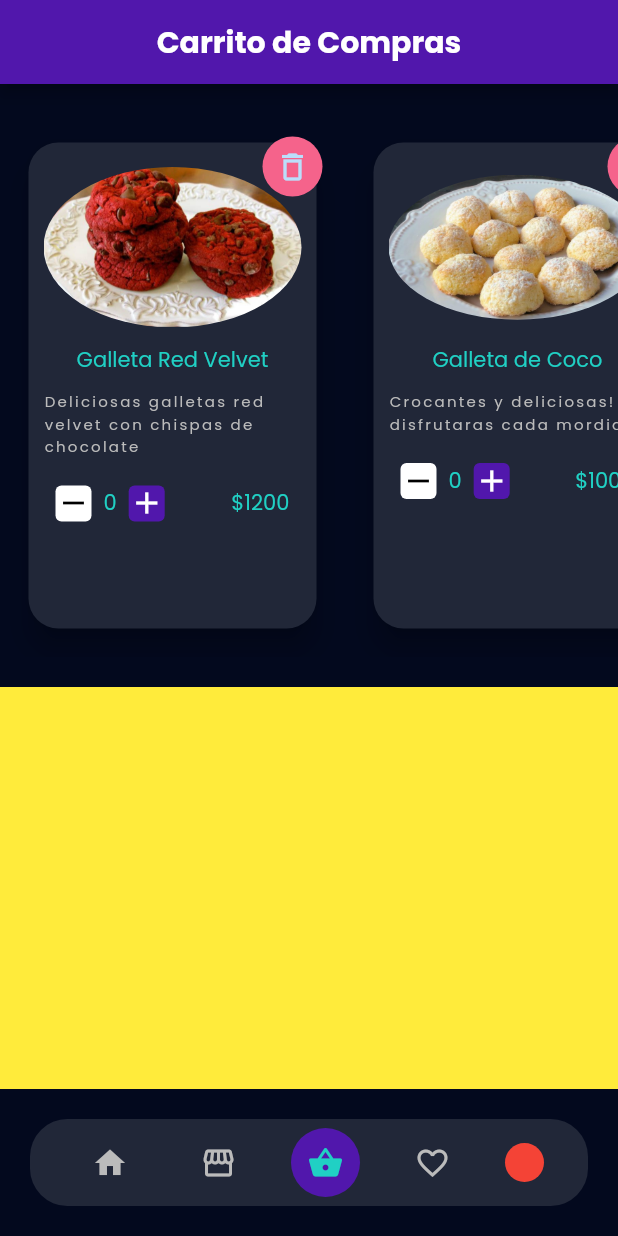
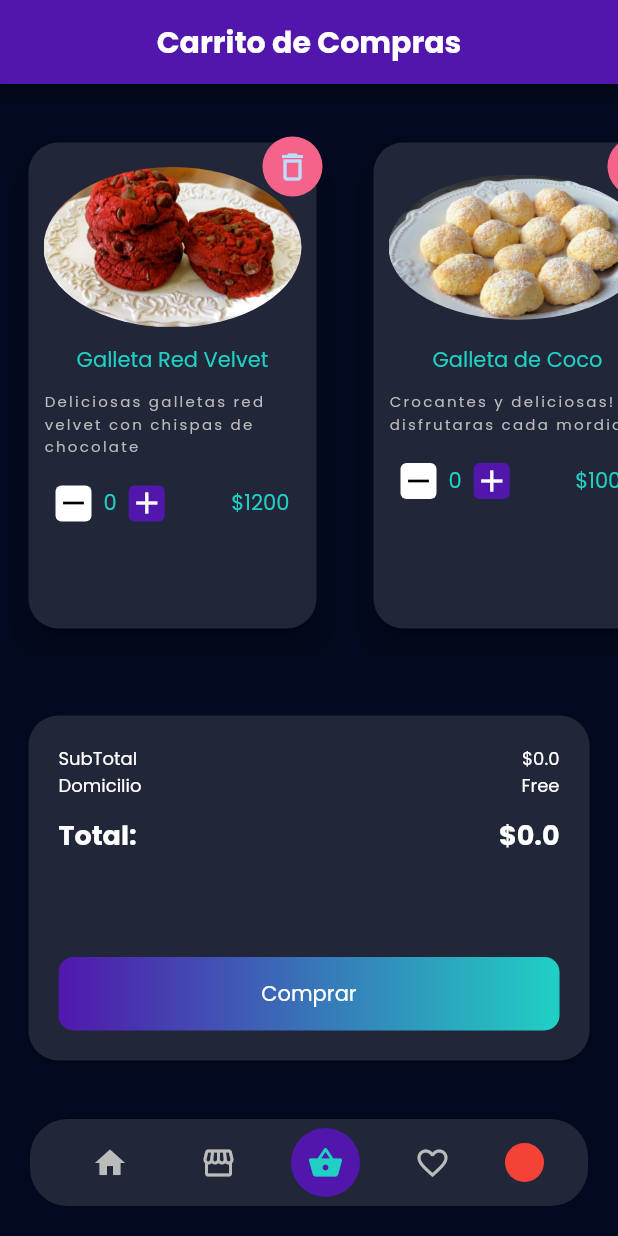
Before and after one commit to DerekMazino/u_commerce_prototype, a Flutter app: the screen it shows after launch, item 3 of the bottom bar chosen, on a phone screen of 412 x 824 dp. Run offline on Flutter 3.47's test engine with Material 2 defaults, Android fonts, the phone set to English and light mode, and no system bars; our stand-ins replace google_fonts.

Commit message:
finichs cart

```diff
--- a/lib/theming_and_state_managment/app/home/cart/cart_screen.dart
+++ b/lib/theming_and_state_managment/app/home/cart/cart_screen.dart
@@ -143,6 +143,7 @@ class _ShoppingCartProduct extends StatelessWidget {
 class _FullCart extends StatelessWidget {
   @override
   Widget build(BuildContext context) {
+    var accentColor2 = Theme.of(context).accentColor;
     return Column(
       crossAxisAlignment: CrossAxisAlignment.stretch,
       children: [
@@ -163,8 +164,81 @@ class _FullCart extends StatelessWidget {
             )),
         Expanded(
             flex: 2,
-            child: Container(
-              color: Colors.yellow,
+            child: Padding(
+              padding: const EdgeInsets.all(15.0),
+              child: Card(
+                shape: RoundedRectangleBorder(
+                    borderRadius: BorderRadius.circular(20)),
+                color: Theme.of(context).canvasColor,
+                child: Padding(
+                  padding: const EdgeInsets.all(20.0),
+                  child: Column(
+                    crossAxisAlignment: CrossAxisAlignment.stretch,
+                    children: [
+                      Row(
+                        mainAxisAlignment: MainAxisAlignment.spaceBetween,
+                        children: [
+                          Text(
+                            'SubTotal',
+                            style: Theme.of(context)
+                                .textTheme
+                                .caption!
+                                .copyWith(color: accentColor2),
+                          ),
+                          Text(
+                            '\$0.0',
+                            style: Theme.of(context)
+                                .textTheme
+                                .caption!
+                                .copyWith(color: accentColor2),
+                          ),
+                        ],
+                      ),
+                      Row(
+                        mainAxisAlignment: MainAxisAlignment.spaceBetween,
+                        children: [
+                          Text(
+                            'Domicilio',
+                            style: Theme.of(context)
+                                .textTheme
+                                .caption!
+                                .copyWith(color: accentColor2),
+                          ),
+                          Text(
+                            'Free',
+                            style: Theme.of(context)
+                                .textTheme
+                                .caption!
+                                .copyWith(color: accentColor2),
+                          ),
+                        ],
+                      ),
+                      const SizedBox(
+                        height: 10,
+                      ),
+                      Row(
+                        mainAxisAlignment: MainAxisAlignment.spaceBetween,
+                        children: [
+                          Text('Total:',
+                              style: TextStyle(
+                                  color: accentColor2,
+                                  fontSize: 18,
+                                  fontWeight: FontWeight.bold)),
+                          Text(
+                            '\$0.0',
+                            style: TextStyle(
+                                color: accentColor2,
+                                fontSize: 18,
+                                fontWeight: FontWeight.bold),
+                          ),
+                        ],
+                      ),
+                      Spacer(),
+                      DeliveryButton(onTap: () {}, text: 'Comprar')
+                    ],
+                  ),
+                ),
+              ),
             )),
       ],
     );
```
